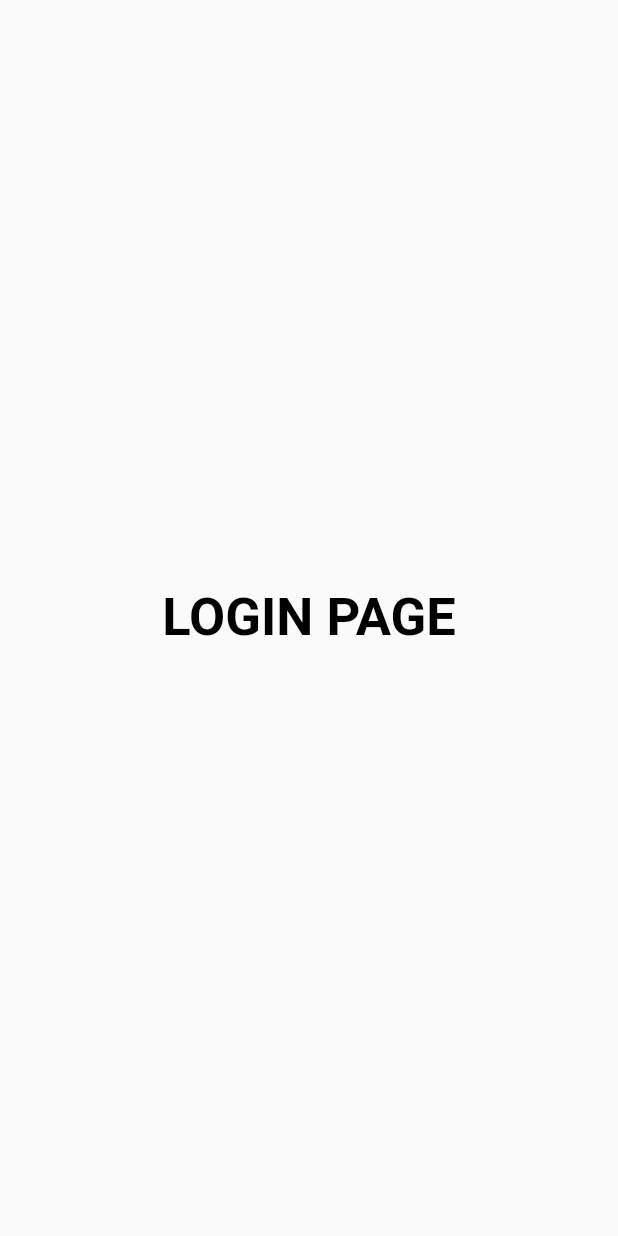
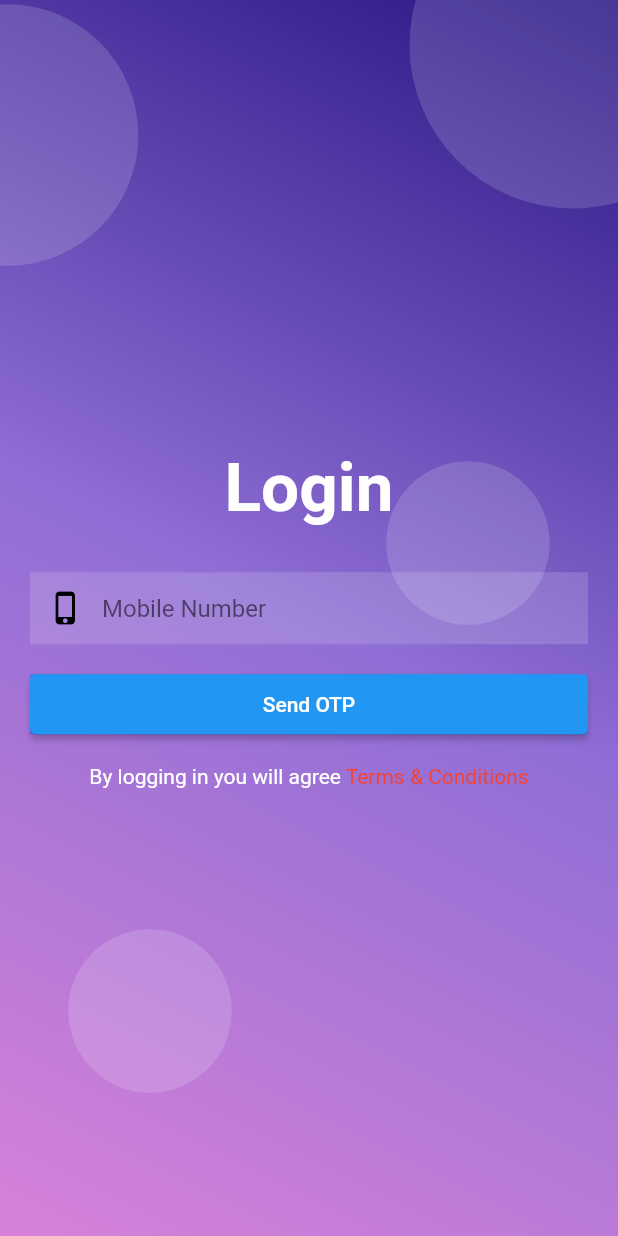
Before and after one commit to dexterTalha/cab_app, a Flutter app: the LoginPage screen opened directly, on a phone screen of 412 x 824 dp. Run offline on Flutter 3.47's test engine with Material 2 defaults, Android fonts, the light colour scheme and no system bars.

Commit message:
login page

```diff
--- a/lib/pages/login_page.dart
+++ b/lib/pages/login_page.dart
@@ -1,4 +1,7 @@
 import 'package:cab_app/widgets/app_text_bold.dart';
+import 'package:cab_app/widgets/bubble_layer.dart';
+import 'package:cab_app/widgets/constants.dart';
+import 'package:flutter/gestures.dart';
 import 'package:flutter/material.dart';
 
 class LoginPage extends StatefulWidget {
@@ -9,13 +12,109 @@ class LoginPage extends StatefulWidget {
 }
 
 class _LoginPageState extends State<LoginPage> {
+  final GlobalKey<FormState> _formKey = GlobalKey<FormState>();
+  final TextEditingController _mobileController = TextEditingController();
+
   @override
   Widget build(BuildContext context) {
     return Scaffold(
-      body: Center(
-        child: AppTextBold(
-          text: "LOGIN PAGE",
-          color: Colors.black,
+      resizeToAvoidBottomInset: false,
+      body: BubbleLayer(
+        child: Container(
+          height: double.maxFinite,
+          width: double.maxFinite,
+          padding: const EdgeInsets.only(left: 20, right: 20),
+          child: Form(
+            key: _formKey,
+            child: Column(
+              crossAxisAlignment: CrossAxisAlignment.center,
+              mainAxisAlignment: MainAxisAlignment.center,
+              children: [
+                const AppTextBold(
+                  text: "Login",
+                  size: 45,
+                ),
+                Container(
+                  margin: const EdgeInsets.only(top: 30),
+                  decoration: BoxDecoration(
+                    color: bubbleColor,
+                  ),
+                  child: TextFormField(
+                    controller: _mobileController,
+                    validator: (value) {
+                      if (value!.isEmpty) {
+                        return "*Required";
+                      }
+                      if (value.length < 10) {
+                        return "Invalid mobile number";
+                      }
+                      return null;
+                    },
+                    keyboardType: TextInputType.phone,
+                    maxLength: 10,
+                    decoration: InputDecoration(
+                      disabledBorder: InputBorder.none,
+                      border: const OutlineInputBorder(borderSide: BorderSide.none),
+                      fillColor: bubbleColor,
+                      contentPadding: const EdgeInsets.only(
+                        left: 10,
+                      ),
+                      hintText: "Mobile Number",
+                      hintStyle: const TextStyle(color: Colors.black54),
+                      prefixIcon: const Icon(
+                        Icons.phone_iphone,
+                        color: Colors.black,
+                      ),
+                      counterText: "",
+                    ),
+                  ),
+                ),
+
+                //button
+                Padding(
+                  padding: const EdgeInsets.only(top: 20),
+                  child: Container(
+                    height: 40,
+                    color: buttonColor,
+                    child: ElevatedButton(
+                      onPressed: () {
+                        //handle click of button
+                        if (_formKey.currentState!.validate()) {
+                          print("Mobile Number is ${_mobileController.text}");
+                        }
+                      },
+                      child: const Center(
+                        child: Text("Send OTP"),
+                      ),
+                    ),
+                  ),
+                ),
+                Padding(
+                  padding: const EdgeInsets.only(top: 20.0),
+                  child: RichText(
+                    text: TextSpan(
+                      text: "By logging in you will agree ",
+                      style: const TextStyle(fontSize: 14),
+                      children: [
+                        TextSpan(
+                          text: "Terms & Conditions",
+                          recognizer: TapGestureRecognizer()
+                            ..onTap = () {
+                              //handle click of the text
+                              print("terms and conditions");
+                            },
+                          style: const TextStyle(
+                            color: Colors.red,
+                            fontSize: 14,
+                          ),
+                        ),
+                      ],
+                    ),
+                  ),
+                )
+              ],
+            ),
+          ),
         ),
       ),
     );
--- a/lib/pages/welcome_page.dart
+++ b/lib/pages/welcome_page.dart
@@ -106,7 +106,6 @@ class _WelcomePageState extends State<WelcomePage> {
               right: 10,
               child: BlinkingButton(
                 onTap: () {
-                  print(pageValue);
                   //slide page
                   if (pageValue + 1 < images.length) {
                     _pageController.animateToPage(
--- /dev/null
+++ b/lib/widgets/bubble_layer.dart
@@ -0,0 +1,83 @@
+import 'package:cab_app/widgets/constants.dart';
+import 'package:flutter/material.dart';
+
+class BubbleLayer extends StatefulWidget {
+  final Widget child;
+  const BubbleLayer({Key? key, required this.child}) : super(key: key);
+
+  @override
+  _BubbleLayerState createState() => _BubbleLayerState();
+}
+
+class _BubbleLayerState extends State<BubbleLayer> with SingleTickerProviderStateMixin {
+  //making the bubble live
+  late AnimationController _animationController;
+  late Animation<double> _animationValue;
+
+  @override
+  void initState() {
+    super.initState();
+    _animationController = AnimationController(vsync: this, duration: const Duration(seconds: 2));
+    _animationValue = Tween<double>(begin: 0.9, end: 1.1).animate(_animationController);
+    _animationController.repeat(reverse: true);
+  }
+
+  @override
+  void dispose() {
+    _animationController.dispose();
+    super.dispose();
+  }
+
+  //creating bubble
+  Widget bubble(double height, double width) {
+    return ScaleTransition(
+      scale: _animationValue,
+      child: Container(
+        height: height,
+        width: width,
+        decoration: BoxDecoration(shape: BoxShape.circle, color: bubbleColor),
+      ),
+    );
+  }
+
+  @override
+  Widget build(BuildContext context) {
+    return Container(
+      height: double.maxFinite,
+      width: double.maxFinite,
+      decoration: BoxDecoration(
+        gradient: LinearGradient(
+          colors: gradientColors,
+          begin: Alignment.topRight,
+          end: Alignment.bottomLeft,
+        ),
+      ),
+      child: Stack(
+        children: [
+          Positioned(
+            left: -75,
+            top: 10,
+            child: bubble(160, 160),
+          ),
+          Positioned(
+            right: -70,
+            top: -70,
+            child: bubble(200, 200),
+          ),
+          Positioned(
+            right: 50,
+            top: MediaQuery.of(context).size.height / 2 - 100,
+            child: bubble(100, 100),
+          ),
+          Positioned(
+            left: 50,
+            bottom: 100,
+            child: bubble(100, 100),
+          ),
+          //real content
+          widget.child
+        ],
+      ),
+    );
+  }
+}
--- /dev/null
+++ b/lib/widgets/constants.dart
@@ -0,0 +1,10 @@
+import 'package:flutter/material.dart';
+
+const List<Color> gradientColors = [
+  Color(0xff281483),
+  Color(0xff8F6ED5),
+  Color(0xffD782D9),
+];
+
+Color bubbleColor = const Color(0x26FFFFFF);
+Color buttonColor = const Color(0xff5E72E4);
```
